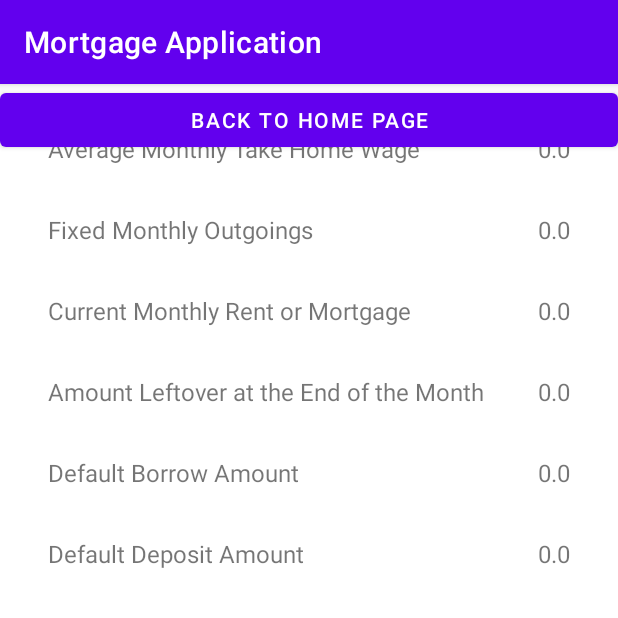
After one commit to YogeshGitRepository/YogeshRamakrishnan_android, an Android app: the FinancialDataReportActivity screen opened directly, with no data from a screen before it, on a phone screen of 412 x 824 dp, the top half of it. The commit adds this screen. Run offline under Robolectric (Android 15) with nearby library versions, the light colour scheme and no system bars.

Commit message:
fifth commit

```diff
--- a/app/src/main/AndroidManifest.xml
+++ b/app/src/main/AndroidManifest.xml
@@ -31,6 +31,10 @@
         <activity  android:name=".MortgageCalculatorActivity" />
         <activity  android:name=".MortgageOptionsActivity" />
         <activity  android:name=".MortgageResultActivity" />
+        <activity  android:name=".FinancialDataEntryActivity" />
+        <activity  android:name=".HomeActivity" />
+        <activity  android:name=".FinancialDataReportActivity" />
+
 
     </application>
 
--- a/app/src/main/java/com/example/yogeshramakrishnan_android/DBAdapter.java
+++ b/app/src/main/java/com/example/yogeshramakrishnan_android/DBAdapter.java
@@ -6,6 +6,7 @@ import android.content.Context;
 import android.database.Cursor;
 import android.database.sqlite.SQLiteDatabase;
 import android.database.sqlite.SQLiteOpenHelper;
+import android.widget.Toast;
 
 public class DBAdapter {
     private final DBHelper myHelper;
@@ -20,6 +21,7 @@ public class DBAdapter {
         private static final String dbName = "MortgageDatabase";
         private static final String tableName = "UserRegister";
         private static final String tableNameMortgage = "MortgageCalc";
+        private static final String tableNameFinancial = "FinancialData";
         private static final int dbVersion = 1;
         private static final String userId = "_id";
         private static final String userName = "Name";
@@ -27,14 +29,24 @@ public class DBAdapter {
         private static final String userPassword = "Password";
         private static final String userConfirmPassword = "ConfirmPassword";
 
+        private static final String mortgageId = "mortgageid";
         private static final String borrowAmount = "borrowAmount";
         private static final String initialDeposit = "initialDeposit";
         private static final String durationYear = "durationYear";
         private static final String monthlyPay = "monthlyPay";
         private static final String totalPay = "totalPay";
+        private static final String interestRate = "interestRate";
+
+        private static final String take_home_wage = "takeHomeWage";
+        private static final String fixed_outgoings = "fixedOutGoings";
+        private static final String current_rent_or_mortgage = "currentRentOrMortgage";
+        private static final String leftover_wage = "leftoverWage";
+        private static final String default_borrow_amount = "defaultBorrowAmount";
+        private static final String default_deposit_amount = "defaultDepositAmount";
 
         private static final String createTable = "CREATE TABLE " + tableName + " (" + userId + " INTEGER PRIMARY KEY AUTOINCREMENT, " + userName + " VARCHAR(100), " + userEmail + " VARCHAR(50), " + userPassword + " VARCHAR(50), " + userConfirmPassword + " VARCHAR(50));";
-        private static final String createTableMortage = "CREATE TABLE " + tableNameMortgage + " (" + userId + " INTEGER, " + userName + " VARCHAR(100), " + borrowAmount + " Double, " + initialDeposit + " Double, " + durationYear + " Double, " + monthlyPay + " Double, " + totalPay + " Double);";
+        private static final String createTableMortage = "CREATE TABLE " + tableNameMortgage + " (" + mortgageId + " INTEGER PRIMARY KEY AUTOINCREMENT," + userId + " INTEGER, " + userName + " VARCHAR(100), " + borrowAmount + " Double, " + initialDeposit + " Double, " + durationYear + " Double, " + monthlyPay + " Double, " + totalPay + " Double," + interestRate + " Double);";
+        private static final String createTableFinancial = "CREATE TABLE " + tableNameFinancial + " (" + userId + " INTEGER, " + take_home_wage + " Double, " + fixed_outgoings + " Double, " + current_rent_or_mortgage + " Double, " + leftover_wage + " Double, " + default_borrow_amount + " Double, " + default_deposit_amount + " Double);";
         private static final String dropTable = "DROP TABLE IF EXISTS " + tableName;
 
         private final Context context;
@@ -50,6 +62,7 @@ public class DBAdapter {
             try {
                 db.execSQL(createTable);
                 db.execSQL(createTableMortage);
+                db.execSQL(createTableFinancial);
             } catch (Exception e) {
                 SystemMessage.showMessage(context, "" + e);
             }
@@ -65,9 +78,25 @@ public class DBAdapter {
             }
         }
     }
+    public Cursor getAllFinancialData() {
+        SQLiteDatabase dBase = myHelper.getReadableDatabase();
+        return dBase.query("FinancialData", null, null, null, null, null, null);
+    }
 
+    public long insertFinancialData(int userId,double take_home_wage,double fixed_outgoings,double current_rent_or_mortgage,double leftover_wage,double default_borrow_amount,double default_deposit_amount) {
+        SQLiteDatabase dBase = myHelper.getWritableDatabase();
+        ContentValues values = new ContentValues();
+        values.put(DBHelper.userId, userId);
+        values.put(DBHelper.take_home_wage, take_home_wage);
+        values.put(DBHelper.fixed_outgoings,fixed_outgoings);
+        values.put(DBHelper.current_rent_or_mortgage, current_rent_or_mortgage);
+        values.put(DBHelper.leftover_wage, leftover_wage);
+        values.put(DBHelper.default_borrow_amount, default_borrow_amount);
+        values.put(DBHelper.default_deposit_amount, default_deposit_amount);
+        return dBase.insert(DBHelper.tableNameFinancial, null, values);
+    }
 
-    public long insertMortgage(int currentUserId, String currentUserName, double borrowingAmount, double depositAmount, double mortgageDuration, double monthlyPayment, double totalAmount) {
+    public long insertMortgage(int currentUserId, String currentUserName, double borrowingAmount, double depositAmount, double mortgageDuration, double monthlyPayment, double totalAmount,double interestRate) {
         SQLiteDatabase dBase = myHelper.getWritableDatabase();
         ContentValues dataValues = new ContentValues();
         dataValues.put(DBHelper.userId, currentUserId);
@@ -77,6 +106,7 @@ public class DBAdapter {
         dataValues.put(DBHelper.durationYear, mortgageDuration);
         dataValues.put(DBHelper.monthlyPay, monthlyPayment);
         dataValues.put(DBHelper.totalPay, totalAmount);
+        dataValues.put(DBHelper.interestRate, interestRate);
         return dBase.insert(DBHelper.tableNameMortgage, null, dataValues);
     }
     public long signUp(String fullName,String email, String password,String confirmpassword) {
--- /dev/null
+++ b/app/src/main/java/com/example/yogeshramakrishnan_android/FinancialData.java
@@ -0,0 +1,19 @@
+package com.example.yogeshramakrishnan_android;
+// FinancialData.java
+public class FinancialData {
+    private final String label;
+    private final double value;
+
+    public FinancialData(String label, double value) {
+        this.label = label;
+        this.value = value;
+    }
+
+    public String getLabel() {
+        return label;
+    }
+
+    public double getValue() {
+        return value;
+    }
+}
--- /dev/null
+++ b/app/src/main/java/com/example/yogeshramakrishnan_android/FinancialDataAdapter.java
@@ -0,0 +1,49 @@
+package com.example.yogeshramakrishnan_android;
+import android.view.LayoutInflater;
+import android.view.View;
+import android.view.ViewGroup;
+import android.widget.TextView;
+
+import androidx.annotation.NonNull;
+import androidx.recyclerview.widget.RecyclerView;
+
+import java.util.List;
+
+public class FinancialDataAdapter extends RecyclerView.Adapter<FinancialDataAdapter.ViewHolder> {
+
+    private final List<FinancialData> financialDataList;
+
+    public FinancialDataAdapter(List<FinancialData> financialDataList) {
+        this.financialDataList = financialDataList;
+    }
+
+    @NonNull
+    @Override
+    public ViewHolder onCreateViewHolder(@NonNull ViewGroup parent, int viewType) {
+        View view = LayoutInflater.from(parent.getContext()).inflate(R.layout.item_financial_data, parent, false);
+        return new ViewHolder(view);
+    }
+
+    @Override
+    public void onBindViewHolder(@NonNull ViewHolder holder, int position) {
+        FinancialData financialData = financialDataList.get(position);
+        holder.labelTextView.setText(financialData.getLabel());
+        holder.valueTextView.setText(String.valueOf(financialData.getValue()));
+    }
+
+    @Override
+    public int getItemCount() {
+        return financialDataList.size();
+    }
+
+    public static class ViewHolder extends RecyclerView.ViewHolder {
+        TextView labelTextView;
+        TextView valueTextView;
+
+        public ViewHolder(@NonNull View itemView) {
+            super(itemView);
+            labelTextView = itemView.findViewById(R.id.labelTextView);
+            valueTextView = itemView.findViewById(R.id.valueTextView);
+        }
+    }
+}
--- /dev/null
+++ b/app/src/main/java/com/example/yogeshramakrishnan_android/FinancialDataReportActivity.java
@@ -0,0 +1,85 @@
+package com.example.yogeshramakrishnan_android;
+import android.content.Intent;
+import android.database.Cursor;
+import android.os.Bundle;
+import android.view.View;
+import android.widget.Button;
+import android.widget.Toast;
+import androidx.appcompat.app.AppCompatActivity;
+import androidx.recyclerview.widget.LinearLayoutManager;
+import androidx.recyclerview.widget.RecyclerView;
+import java.util.ArrayList;
+import java.util.List;
+public class FinancialDataReportActivity  extends AppCompatActivity {
+    private RecyclerView recyclerView;
+    private FinancialDataAdapter adapter;
+    private DBAdapter dbAdapter;
+    private Button btnbackHome;
+    @Override
+    protected void onCreate(Bundle savedInstanceState) {
+        super.onCreate(savedInstanceState);
+        setContentView(R.layout.activity_financial_report_entry);
+
+        recyclerView = findViewById(R.id.recyclerView);
+        recyclerView.setLayoutManager(new LinearLayoutManager(this));
+
+        dbAdapter = new DBAdapter(this);
+
+        List<FinancialData> financialDataList = new ArrayList<>();
+
+        // Retrieve data from the database
+        Cursor cursor = dbAdapter.getAllFinancialData();
+        if (cursor != null && cursor.moveToFirst()) {
+            do {
+
+
+                int takeHomeWageIndex = cursor.getColumnIndex("takeHomeWage");
+                if (takeHomeWageIndex != -1) {
+                    double takeHomeWage = cursor.getDouble(takeHomeWageIndex);
+                    financialDataList.add(new FinancialData("Average Monthly Take Home Wage", takeHomeWage));
+                }
+                int fixedOutGoingsIndex = cursor.getColumnIndex("fixedOutGoings");
+                if (fixedOutGoingsIndex != -1) {
+                    double fixedOutgoings = cursor.getDouble(fixedOutGoingsIndex);
+                    financialDataList.add(new FinancialData("Fixed Monthly Outgoings", fixedOutgoings));
+                }
+                int currentRentOrMortgageIndex = cursor.getColumnIndex("currentRentOrMortgage");
+                if (currentRentOrMortgageIndex != -1) {
+                    double currentRentOrMortgage = cursor.getDouble(currentRentOrMortgageIndex);
+                    financialDataList.add(new FinancialData("Current Monthly Rent or Mortgage", currentRentOrMortgage));
+                }
+                int leftoverWageIndex = cursor.getColumnIndex("leftoverWage");
+                if (leftoverWageIndex != -1) {
+                    double leftoverWage = cursor.getDouble(leftoverWageIndex);
+                    financialDataList.add(new FinancialData("Amount Leftover at the End of the Month", leftoverWage));
+                }
+                int defaultBorrowAmountIndex = cursor.getColumnIndex("defaultBorrowAmount");
+                if (defaultBorrowAmountIndex != -1) {
+                    double defaultBorrowAmount = cursor.getDouble(defaultBorrowAmountIndex);
+                    financialDataList.add(new FinancialData("Default Borrow Amount", defaultBorrowAmount));
+                }
+                int defaultDepositAmountIndex = cursor.getColumnIndex("defaultDepositAmount");
+                if (defaultDepositAmountIndex != -1) {
+                    double defaultDepositAmount = cursor.getDouble(defaultDepositAmountIndex);
+                    financialDataList.add(new FinancialData("Default Deposit Amount", defaultDepositAmount));
+                }
+
+
+            } while (cursor.moveToNext());
+            cursor.close();
+        } else {
+            Toast.makeText(this, "No financial data found", Toast.LENGTH_SHORT).show();
+        }
+
+        adapter = new FinancialDataAdapter(financialDataList);
+        recyclerView.setAdapter(adapter);
+
+        btnbackHome = findViewById(R.id.backHome);
+        btnbackHome.setOnClickListener(new View.OnClickListener() {
+            @Override
+            public void onClick(View v) {
+                startActivity(new Intent(FinancialDataReportActivity.this, HomeActivity.class));
+            }
+        });
+    }
+}
--- a/app/src/main/java/com/example/yogeshramakrishnan_android/LoginActivity.java
+++ b/app/src/main/java/com/example/yogeshramakrishnan_android/LoginActivity.java
@@ -42,7 +42,7 @@ public class LoginActivity extends AppCompatActivity {
                     if (dataFound > 0) {
                         // If credentials are valid, you can proceed with login
                         // For example, you can start the main activity
-                        Intent intent = new Intent(LoginActivity.this, MortgageCalculatorActivity.class);
+                        Intent intent = new Intent(LoginActivity.this, HomeActivity.class);
                         intent.putExtra("useremail", email);
                         startActivity(intent);
 
--- /dev/null
+++ b/app/src/main/res/layout/activity_financial_report_entry.xml
@@ -0,0 +1,17 @@
+<?xml version="1.0" encoding="utf-8"?>
+<RelativeLayout xmlns:android="http://schemas.android.com/apk/res/android"
+    android:layout_width="match_parent"
+    android:layout_height="match_parent">
+
+    <androidx.recyclerview.widget.RecyclerView
+        android:id="@+id/recyclerView"
+        android:layout_width="match_parent"
+        android:layout_height="match_parent"
+        android:padding="16dp"/>
+
+    <Button
+        android:id="@+id/backHome"
+        android:layout_width="match_parent"
+        android:layout_height="wrap_content"
+        android:text="@string/backHome" />
+</RelativeLayout>
--- /dev/null
+++ b/app/src/main/res/layout/item_financial_data.xml
@@ -0,0 +1,20 @@
+<!-- item_financial_data.xml -->
+<LinearLayout xmlns:android="http://schemas.android.com/apk/res/android"
+    android:layout_width="match_parent"
+    android:layout_height="wrap_content"
+    android:orientation="horizontal"
+    android:padding="16dp">
+
+    <TextView
+        android:id="@+id/labelTextView"
+        android:layout_width="0dp"
+        android:layout_height="wrap_content"
+        android:layout_weight="1"
+        android:textSize="16sp"/>
+
+    <TextView
+        android:id="@+id/valueTextView"
+        android:layout_width="wrap_content"
+        android:layout_height="wrap_content"
+        android:textSize="16sp"/>
+</LinearLayout>
--- a/app/src/main/res/values/strings.xml
+++ b/app/src/main/res/values/strings.xml
@@ -28,4 +28,9 @@
     <string name="monthlyPayment" translatable="false">Monthly Payment: </string>
     <string name="totalAmount" translatable="false">Total Amount: </string>
     <string name="addButton" translatable="false">Add</string>
+    <string name="interestRate" translatable="false">Interest Rate %: </string>
+
+    <string name="btnFinan" >Financial Data</string>
+    <string name="btnMort" >Mortgage Calculator</string>
+    <string name="backHome" >Back To Home Page</string>
 </resources>
```
Also changed, not shown: app/src/main/java/com/example/yogeshramakrishnan_android/FinancialDataEntryActivity.java (added, +66 -0 lines), app/src/main/java/com/example/yogeshramakrishnan_android/HomeActivity.java (added, +42 -0 lines), app/src/main/java/com/example/yogeshramakrishnan_android/MortgageCalculatorActivity.java (+30 -8 lines), app/src/main/java/com/example/yogeshramakrishnan_android/MortgageResultActivity.java (+14 -2 lines), app/src/main/res/layout/activity_financial_data_entry.xml (added, +56 -0 lines), app/src/main/res/layout/home_activity_layout.xml (added, +35 -0 lines), app/src/main/res/layout/mortgage_result_activity.xml (+13 -0 lines), app/src/main/res/layout/mortgagecalculator_activity.xml (+14 -0 lines).
